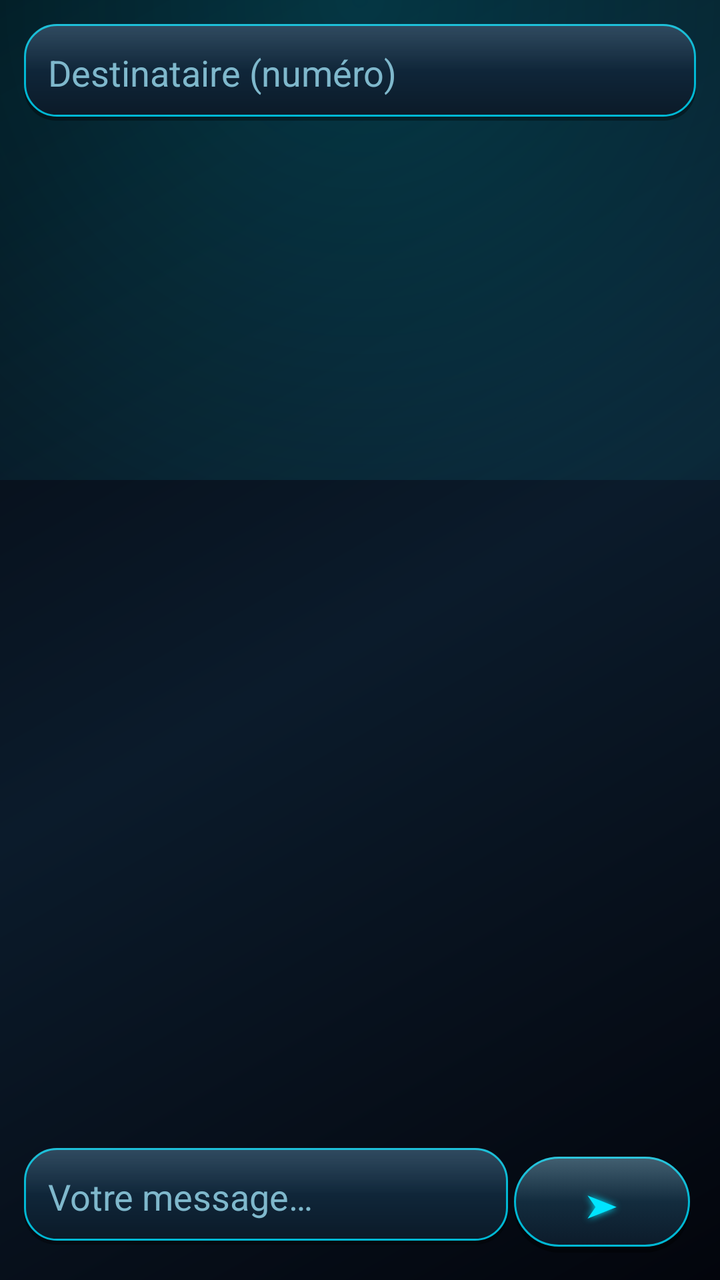
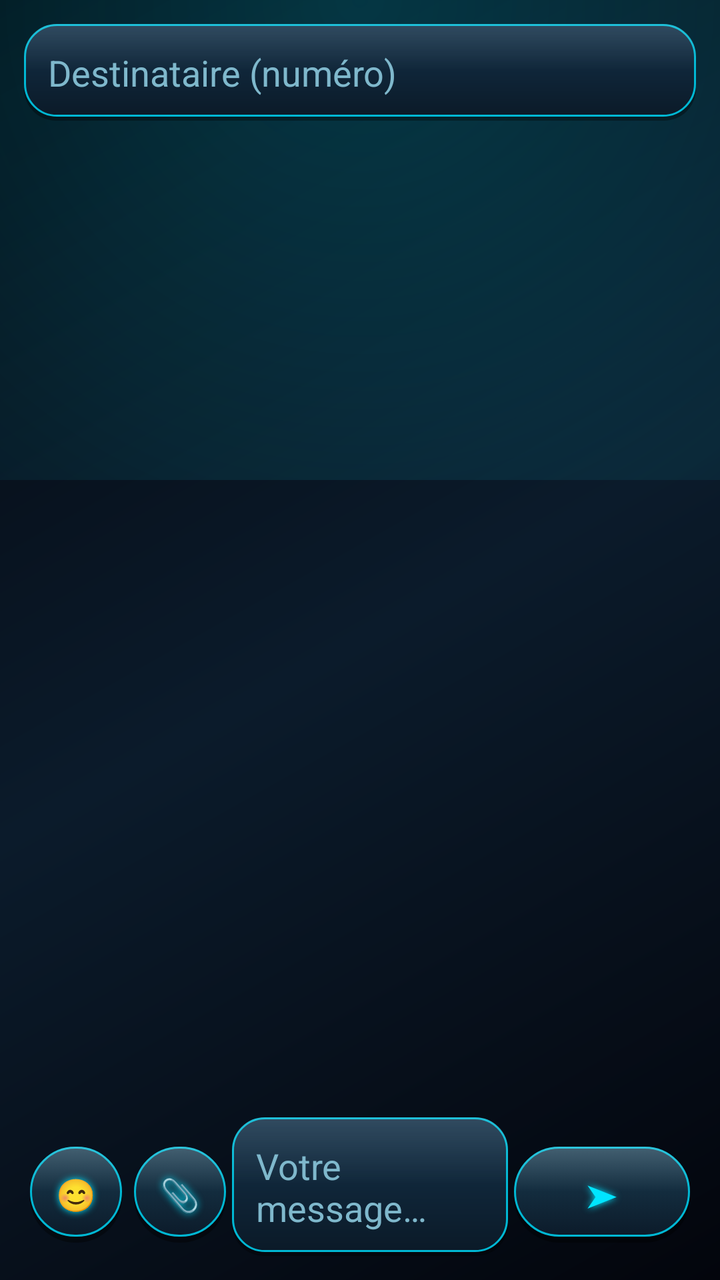

An Android layout rendered at two revisions. The XML below is the earlier revision; the diff shows what the commit changed to produce the second picture.
<!-- AndroidManifest.xml: application theme AppTheme -->
<!-- res/layout/activity_thread.xml -->
<?xml version="1.0" encoding="utf-8"?>
<LinearLayout xmlns:android="http://schemas.android.com/apk/res/android"
    android:layout_width="match_parent"
    android:layout_height="match_parent"
    android:orientation="vertical"
    android:padding="12dp">

    <EditText
        android:id="@+id/editTo"
        android:layout_width="match_parent"
        android:layout_height="wrap_content"
        android:background="@drawable/panel_round"
        android:padding="12dp"
        android:inputType="phone"
        android:hint="@string/to_hint" />

    <ListView
        android:id="@+id/listMsgs"
        android:layout_width="match_parent"
        android:layout_height="0dp"
        android:layout_weight="1"
        android:layout_marginTop="8dp"
        android:divider="@null"
        android:dividerHeight="0dp"
        android:stackFromBottom="true"
        android:transcriptMode="normal" />

    <LinearLayout
        android:layout_width="match_parent"
        android:layout_height="wrap_content"
        android:layout_marginTop="8dp"
        android:orientation="horizontal">

        <EditText
            android:id="@+id/editBody"
            android:layout_width="0dp"
            android:layout_height="wrap_content"
            android:layout_weight="1"
            android:background="@drawable/panel_round"
            android:padding="12dp"
            android:inputType="textCapSentences|textMultiLine"
            android:maxLines="4"
            android:hint="@string/message_hint" />

        <Button
            android:id="@+id/btnSend"
            style="@style/ActionBtn"
            android:layout_width="wrap_content"
            android:paddingStart="22dp"
            android:paddingEnd="22dp"
            android:textSize="16sp"
            android:text="@string/send" />
    </LinearLayout>
</LinearLayout>
<!-- resources referenced by this layout -->
<resources>
  <!-- drawable panel_round (drawable) -->
  <?xml version="1.0" encoding="utf-8"?>
  <layer-list xmlns:android="http://schemas.android.com/apk/res/android">
      <item android:top="2dp">
          <shape>
              <solid android:color="#59000000" />
              <corners android:radius="16dp" />
          </shape>
      </item>
      <item android:bottom="2dp">
          <shape>
              <gradient android:angle="90"
                  android:startColor="#0B1A28" android:endColor="#14324A" />
              <corners android:radius="16dp" />
              <stroke android:width="1dp" android:color="?attr/cNeonDim" />
          </shape>
      </item>
      <item android:bottom="2dp">
          <shape>
              <gradient android:angle="270"
                  android:startColor="#1FFFFFFF" android:centerColor="#00FFFFFF"
                  android:endColor="#00FFFFFF" />
              <corners android:radius="16dp" />
          </shape>
      </item>
  </layer-list>
  <string name="message_hint">Votre message…</string>
  <string name="send">➤</string>
  <string name="to_hint">Destinataire (numéro)</string>
  <style name="ActionBtn">
          <item name="android:layout_height">wrap_content</item>
          <item name="android:textColor">?attr/cNeon</item>
          <item name="android:textSize">12sp</item>
          <item name="android:background">@drawable/btn_action</item>
          <item name="android:stateListAnimator">@animator/press</item>
          <item name="android:layout_margin">3dp</item>
          <item name="android:paddingTop">12dp</item>
          <item name="android:paddingBottom">12dp</item>
          <item name="android:shadowColor">?attr/cNeon</item>
          <item name="android:shadowRadius">8</item>
          <item name="android:shadowDx">0</item>
          <item name="android:shadowDy">0</item>
      </style>
  <style name="AppTheme" parent="android:Theme.Material.NoActionBar">
          <item name="android:windowBackground">@drawable/bg_gradient</item>
          <item name="android:colorAccent">?attr/cNeon</item>
          <item name="android:textColor">@color/text_main</item>
          <item name="android:textColorPrimary">@color/text_main</item>
          <item name="android:textColorSecondary">@color/text_dim</item>
          <item name="android:editTextColor">@color/text_main</item>
          <item name="android:textColorHint">@color/text_dim</item>
          <item name="android:statusBarColor">@color/bg_deep</item>
          <item name="android:navigationBarColor">@color/bg_deep</item>
          
          <item name="cNeon">#00E5FF</item>
          <item name="cNeonDim">#00B8D4</item>
          <item name="cHalo">#3300E5FF</item>
          <item name="cHaloStrong">#8000E5FF</item>
      </style>
  <!-- drawable bg_gradient (drawable) -->
  <?xml version="1.0" encoding="utf-8"?>
  <layer-list xmlns:android="http://schemas.android.com/apk/res/android">
      <item>
          <shape>
              <gradient
                  android:startColor="#03050C"
                  android:centerColor="#0B1B2B"
                  android:endColor="#03050C"
                  android:angle="135" />
          </shape>
      </item>
      <item android:bottom="400dp">
          <shape>
              <gradient
                  android:type="radial"
                  android:gradientRadius="420dp"
                  android:centerX="0.5" android:centerY="0"
                  android:startColor="?attr/cHalo"
                  android:endColor="#00000000" />
          </shape>
      </item>
  </layer-list>
  <color name="text_main">#E6F7FF</color>
  <color name="text_dim">#7FB8CC</color>
  <color name="bg_deep">#050810</color>
  <!-- unchanged entries left out for length: 1 -->
</resources>

<!-- the commit's change to res/layout/activity_thread.xml (unified diff, before → after) -->
@@ -25,11 +25,37 @@
         android:stackFromBottom="true"
         android:transcriptMode="normal" />
 
+    <TextView
+        android:id="@+id/txtAttach"
+        android:layout_width="wrap_content"
+        android:layout_height="wrap_content"
+        android:background="@drawable/panel_round"
+        android:padding="10dp"
+        android:layout_marginTop="6dp"
+        android:textColor="?attr/cNeon"
+        android:visibility="gone" />
+
     <LinearLayout
         android:layout_width="match_parent"
         android:layout_height="wrap_content"
-        android:layout_marginTop="8dp"
+        android:layout_marginTop="6dp"
         android:orientation="horizontal">
+
+        <Button
+            android:id="@+id/btnEmoji"
+            style="@style/ActionBtn"
+            android:layout_width="46dp"
+            android:paddingStart="0dp" android:paddingEnd="0dp"
+            android:textSize="16sp"
+            android:text="😊" />
+
+        <Button
+            android:id="@+id/btnAttach"
+            style="@style/ActionBtn"
+            android:layout_width="46dp"
+            android:paddingStart="0dp" android:paddingEnd="0dp"
+            android:textSize="16sp"
+            android:text="📎" />
 
         <EditText
             android:id="@+id/editBody"
@@ -46,9 +72,39 @@
             android:id="@+id/btnSend"
             style="@style/ActionBtn"
             android:layout_width="wrap_content"
-            android:paddingStart="22dp"
-            android:paddingEnd="22dp"
+            android:paddingStart="20dp"
+            android:paddingEnd="20dp"
             android:textSize="16sp"
             android:text="@string/send" />
     </LinearLayout>
+
+    <LinearLayout
+        android:id="@+id/emojiPanel"
+        android:layout_width="match_parent"
+        android:layout_height="230dp"
+        android:orientation="vertical"
+        android:background="@drawable/panel_round"
+        android:layout_marginTop="6dp"
+        android:visibility="gone">
+
+        <LinearLayout
+            android:layout_width="match_parent"
+            android:layout_height="wrap_content"
+            android:orientation="horizontal"
+            android:gravity="end">
+
+            <Button
+                android:id="@+id/btnGif"
+                style="@style/ActionBtn"
+                android:layout_width="wrap_content"
+                android:paddingStart="18dp" android:paddingEnd="18dp"
+                android:text="@string/gif_btn" />
+        </LinearLayout>
+
+        <GridView
+            android:id="@+id/emojiGrid"
+            android:layout_width="match_parent"
+            android:layout_height="match_parent"
+            android:numColumns="8" />
+    </LinearLayout>
 </LinearLayout>
<!-- resource entries referenced after the edit -->
@@ -26,6 +26,7 @@
           </shape>
       </item>
   </layer-list>
+  <string name="gif_btn">🖼 GIF</string>
   <string name="message_hint">Votre message…</string>
   <string name="send">➤</string>
   <string name="to_hint">Destinataire (numéro)</string>
